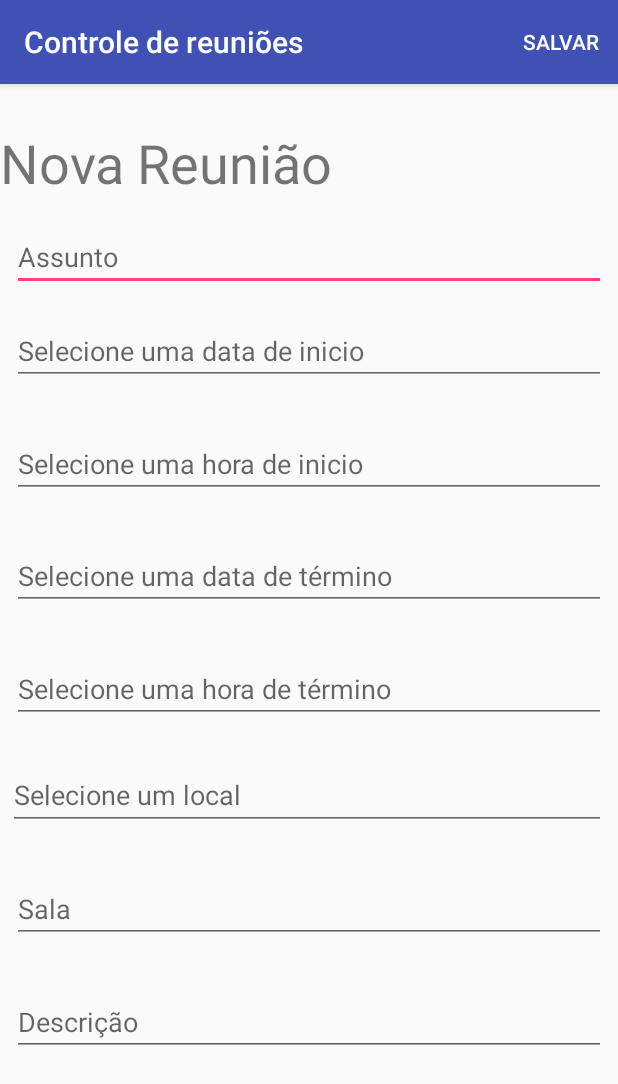
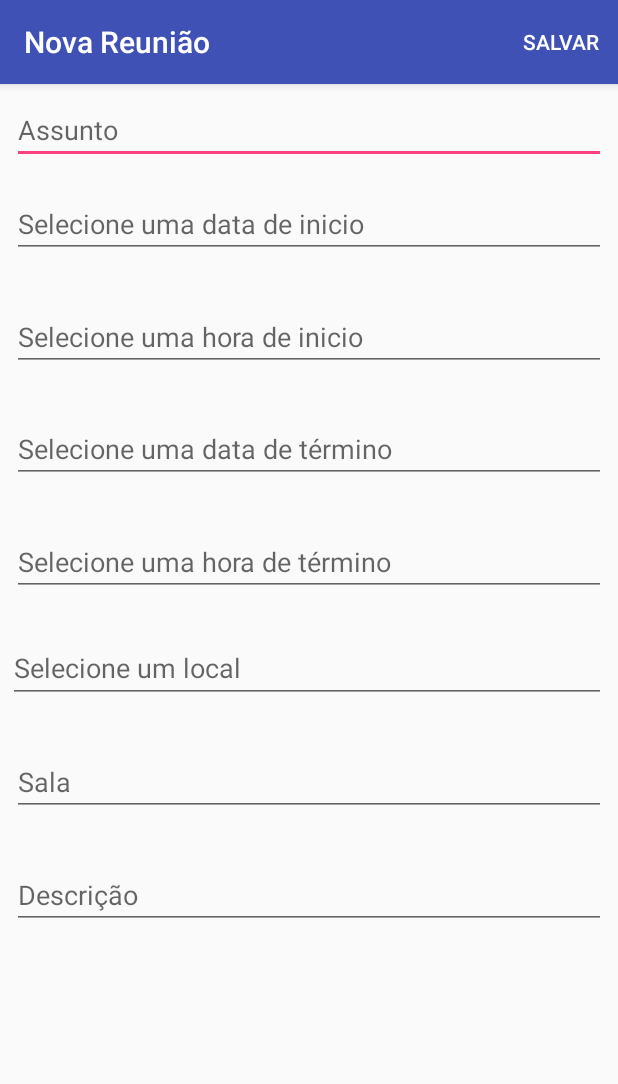
Before and after one commit to wellpires/NotificacaoBeacon, an Android app: the AdicionarReuniaoActivity screen opened directly, with no data from a screen before it, on a phone screen of 412 x 824 dp. Shown: the top 1084 px of the screen. Run offline under Robolectric (Android 15) with nearby library versions, the phone set to English and light mode, and no system bars.

Commit message:
Melhorando a tela onde será mostrada todas as reuniões

```diff
--- a/app/src/main/AndroidManifest.xml
+++ b/app/src/main/AndroidManifest.xml
@@ -61,7 +61,8 @@
                 android:value="br.com.everis.notificacaobeacon.activities.NotificacaoMainActivity" />
         </activity>
 
-        <activity android:name=".activities.ReunioesActivity">
+        <activity android:name=".activities.ReunioesActivity"
+            android:label="@string/title_activity_reunioes" >
             <meta-data
                 android:name="android.support.PARENT_ACTIVITY"
                 android:value="br.com.everis.notificacaobeacon.activities.NotificacaoMainActivity" />
--- a/app/src/main/java/br/com/everis/notificacaobeacon/activities/AdicionarReuniaoActivity.java
+++ b/app/src/main/java/br/com/everis/notificacaobeacon/activities/AdicionarReuniaoActivity.java
@@ -15,6 +15,7 @@ import android.os.Build;
 import android.os.Bundle;
 import android.support.annotation.RequiresApi;
 import android.support.v4.app.ActivityCompat;
+import android.support.v7.app.ActionBar;
 import android.support.v7.app.AppCompatActivity;
 import android.view.Menu;
 import android.view.MenuInflater;
@@ -54,8 +55,6 @@ import br.com.everis.notificacaobeacon.utils.ReuniaoUtils;
 
 public class AdicionarReuniaoActivity extends AppCompatActivity implements View.OnTouchListener {
 
-    private TextView lblTituloReuniao = null;
-
     private EditText txtDataInicio = null;
     private EditText txtHoraInicio = null;
     private EditText txtDataTermino = null;
@@ -79,8 +78,6 @@ public class AdicionarReuniaoActivity extends AppCompatActivity implements View.
 
         //TODO MOSTRAR ALGUM AVISO PARA SE CASO UMA REUNIÃO ESTIVER ACONTECENDO
         //TODO MELHORAR DIMENSÃO DA CAIXA DE TEXTO DO MAPA
-
-        lblTituloReuniao = (TextView) findViewById(R.id.lblTituloReuniao);
 
         txtDataInicio = (EditText) findViewById(R.id.txtDataInicio);
         txtHoraInicio = (EditText) findViewById(R.id.txtHoraInicio);
@@ -111,10 +108,11 @@ public class AdicionarReuniaoActivity extends AppCompatActivity implements View.
 
         isNovoRegistro = getIntent().getBooleanExtra(Constants.NOVA_REUNIAO_KEY, true);
 
+        ActionBar actionBar = getSupportActionBar();
         if (isNovoRegistro) {
-            lblTituloReuniao.setText(Constants.TITULO_NOVA_REUNIAO);
+            actionBar.setTitle(Constants.TITULO_NOVA_REUNIAO);
         } else {
-            lblTituloReuniao.setText(Constants.TITULO_EDITAR_REUNIAO);
+            actionBar.setTitle(Constants.TITULO_EDITAR_REUNIAO);
             try {
                 idReuniao = Integer.valueOf(getIntent().getStringExtra(Constants.ID_REUNIAO_KEY));
 
--- a/app/src/main/res/layout/activity_adicionar_reuniao_activity.xml
+++ b/app/src/main/res/layout/activity_adicionar_reuniao_activity.xml
@@ -10,31 +10,21 @@
         android:layout_height="match_parent"
         tools:context="br.com.everis.notificacaobeacon.activities.AdicionarReuniaoActivity">
 
-        <TextView
-            android:id="@+id/lblTituloReuniao"
-            android:layout_width="wrap_content"
-            android:layout_height="wrap_content"
-            android:layout_marginTop="28dp"
-            android:textSize="36sp"
-            app:layout_constraintTop_toTopOf="parent"
-            tools:layout_constraintTop_creator="1"
-            tools:layout_editor_absoluteX="80dp" />
-
         <EditText
             android:id="@+id/lblAssunto"
             android:layout_width="0dp"
             android:layout_height="wrap_content"
             android:layout_marginLeft="8dp"
             android:layout_marginRight="8dp"
-            android:layout_marginTop="16dp"
             android:ems="10"
             android:hint="Assunto"
             android:inputType="textPersonName"
             app:layout_constraintLeft_toLeftOf="parent"
             app:layout_constraintRight_toRightOf="parent"
-            app:layout_constraintTop_toBottomOf="@+id/lblTituloReuniao"
             android:layout_marginStart="8dp"
-            android:layout_marginEnd="8dp" />
+            android:layout_marginEnd="8dp"
+            app:layout_constraintTop_toTopOf="parent"
+            android:layout_marginTop="8dp" />
 
         <EditText
             android:id="@+id/txtDataInicio"
--- a/app/src/main/res/values/strings.xml
+++ b/app/src/main/res/values/strings.xml
@@ -8,6 +8,7 @@
     <string name="title_item_list">Items</string>
     <string name="title_item_detail">Item Detail</string>
     <string name="title_activity_detalhes_reuniao">Detalhes da reunião</string>
+    <string name="title_activity_reunioes">Reuniões marcadas</string>
     <string name="title_home">Home</string>
     <string name="title_dashboard">Dashboard</string>
     <string name="title_notifications">Notifications</string>
```
Also changed, not shown: 15 other files.
